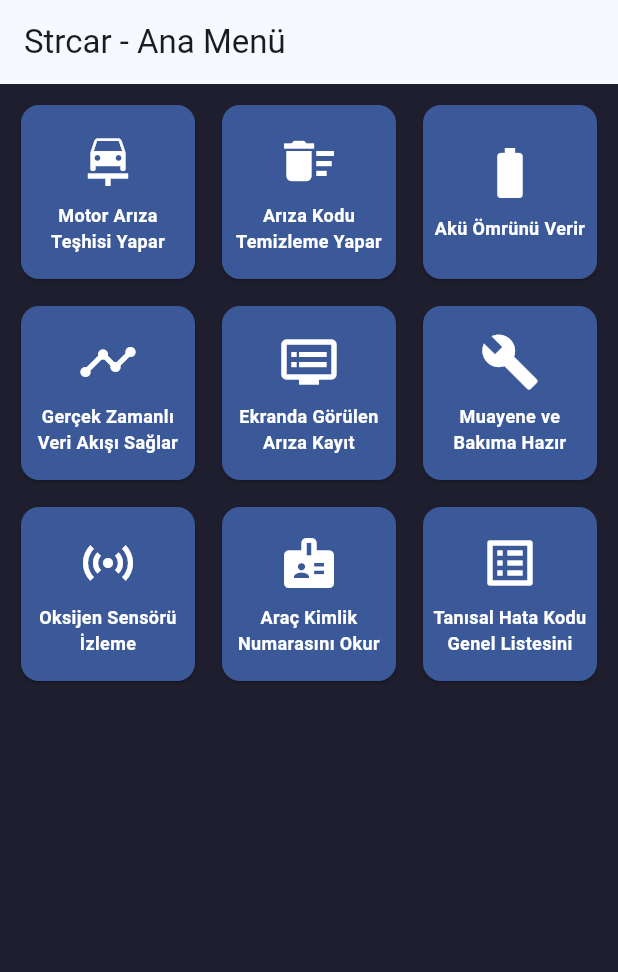
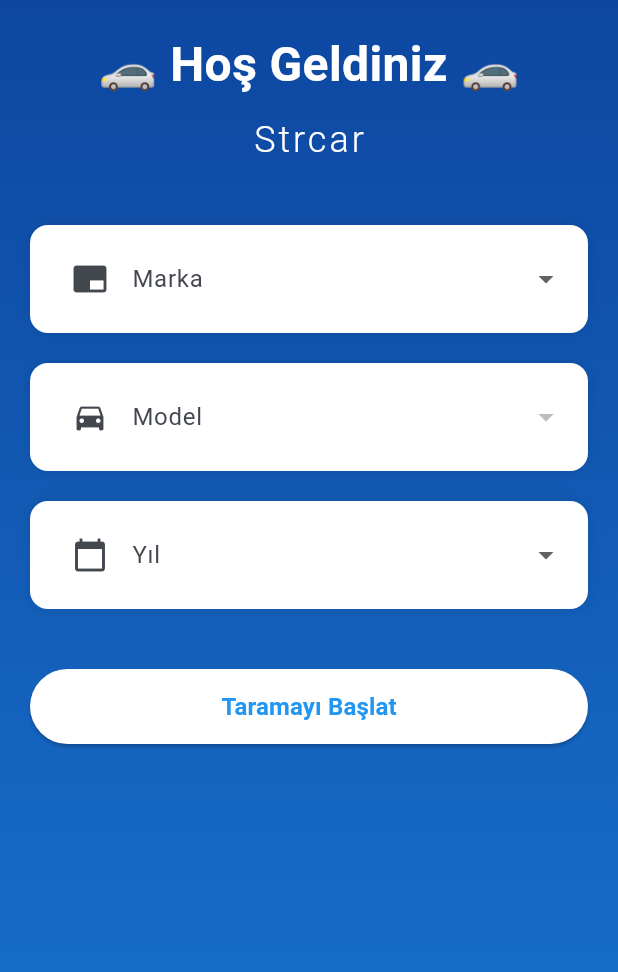
Before and after one commit to bersa2009/ara-ar-za-bulma-program-, a Flutter app: the screen it shows after launch, on a phone screen of 412 x 824 dp. Shown: the top 972 px of the screen. Run offline on Flutter 3.47's test engine with Material 3 defaults, Android fonts, the phone set to English and light mode, and no system bars; our stand-ins replace flutter_bluetooth_serial, flutter_riverpod, flutter_tts, permission_handler, printing, shared_preferences and 1 more; missing offline and left inert: flutter_reactive_ble; accounts and stored records are empty.

Commit message:
feat: Add entry screen for vehicle connection and scanning
Co-authored-by: nigzes.1989 <nigzes.1989@gmail.com>

```diff
--- a/lib/main.dart
+++ b/lib/main.dart
@@ -6,6 +6,7 @@ import 'ui/screens/settings.dart';
 import 'ui/theme.dart';
 import 'ui/screens/scan.dart';
 import 'ui/screens/placeholders.dart';
+import 'ui/screens/entry_screen.dart';
 
 void main() {
   runApp(const StrcarApp());
@@ -37,8 +38,9 @@ class _AppRoot extends ConsumerWidget {
         GlobalWidgetsLocalizations.delegate,
         GlobalCupertinoLocalizations.delegate,
       ],
-      initialRoute: '/home',
+      initialRoute: '/entry',
       routes: {
+        '/entry': (_) => const EntryScreen(),
         '/home': (_) => const menu.HomeScreen(),
         '/settings': (_) => const SettingsScreen(),
         '/scan': (_) => const ScanScreen(),
--- /dev/null
+++ b/lib/ui/screens/entry_screen.dart
@@ -0,0 +1,585 @@
+import 'dart:convert';
+import 'package:flutter/material.dart';
+import 'package:flutter_riverpod/flutter_riverpod.dart';
+import 'package:permission_handler/permission_handler.dart';
+import '../../core/connection_manager.dart';
+import '../../core/permissions.dart';
+
+class EntryScreen extends ConsumerStatefulWidget {
+  const EntryScreen({super.key});
+
+  @override
+  ConsumerState<EntryScreen> createState() => _EntryScreenState();
+}
+
+class _EntryScreenState extends ConsumerState<EntryScreen> {
+  bool _showConnectionDialog = true;
+  bool _showVehicleSelection = false;
+  bool _showScanning = false;
+  String? _selectedBrand;
+  String? _selectedModel;
+  String? _selectedYear;
+  int _scanningProgress = 0;
+  String? _connectionStatus;
+  List<DiscoveredDeviceInfo> _discoveredDevices = [];
+
+  // Vehicle data
+  List<String> _brands = [];
+  List<String> _models = [];
+  List<String> _years = [];
+
+  @override
+  void initState() {
+    super.initState();
+    _loadVehicleData();
+    _checkPermissions();
+  }
+
+  Future<void> _loadVehicleData() async {
+    try {
+      final brandsData = await DefaultAssetBundle.of(context)
+          .loadString('assets/brands_models.json');
+      final List<dynamic> brandsList = json.decode(brandsData);
+
+      setState(() {
+        _brands = brandsList.map((item) => item['brand'] as String).toList();
+        _years = List.generate(25, (index) => (2024 - index).toString());
+      });
+    } catch (e) {
+      print('Error loading vehicle data: $e');
+    }
+  }
+
+  Future<void> _checkPermissions() async {
+    final hasPermissions = await AppPermissions.ensureBleScan();
+    if (hasPermissions) {
+      setState(() {
+        _showConnectionDialog = false;
+        _showVehicleSelection = true;
+      });
+    }
+  }
+
+  void _showPermissionDialog() {
+    showDialog(
+      context: context,
+      builder: (BuildContext context) {
+        return AlertDialog(
+          title: const Row(
+            children: [
+              Icon(Icons.wifi, color: Colors.blue),
+              SizedBox(width: 10),
+              Text('Bağlantı Gerekli'),
+            ],
+          ),
+          content: const Text(
+            'Bluetooth ve Wi-Fi bağlantısı gerekli. Açmak ister misiniz?',
+            style: TextStyle(fontSize: 16),
+          ),
+          actions: [
+            ElevatedButton(
+              onPressed: () async {
+                Navigator.of(context).pop();
+                await Permission.bluetooth.request();
+                await Permission.bluetoothScan.request();
+                await Permission.bluetoothConnect.request();
+                await Permission.locationWhenInUse.request();
+                setState(() {
+                  _showConnectionDialog = false;
+                  _showVehicleSelection = true;
+                });
+              },
+              style: ElevatedButton.styleFrom(
+                backgroundColor: Colors.blue,
+                foregroundColor: Colors.white,
+              ),
+              child: const Text("Bluetooth'u Aç"),
+            ),
+            OutlinedButton(
+              onPressed: () async {
+                Navigator.of(context).pop();
+                await Permission.locationWhenInUse.request();
+                setState(() {
+                  _showConnectionDialog = false;
+                  _showVehicleSelection = true;
+                });
+              },
+              style: OutlinedButton.styleFrom(
+                side: const BorderSide(color: Colors.blue),
+                foregroundColor: Colors.blue,
+              ),
+              child: const Text("Wi-Fi'yi Aç"),
+            ),
+          ],
+        );
+      },
+    );
+  }
+
+  void _onBrandSelected(String? brand) {
+    setState(() {
+      _selectedBrand = brand;
+      _selectedModel = null;
+      _models = [];
+
+      if (brand != null) {
+        // Load models for selected brand
+        // For now, using a simple mapping, in real app you'd load from the JSON
+        final brandModelMap = {
+          'renault': ['Clio', 'Megane', 'Captur', 'Kadjar', 'Talisman'],
+          'fiat': ['Egea', '500', 'Panda', 'Tipo', 'Doblò'],
+          'volkswagen': ['Golf', 'Passat', 'Tiguan', 'Polo', 'Jetta'],
+        };
+
+        _models = brandModelMap[brand] ?? [];
+      }
+    });
+  }
+
+  Future<void> _startScanning() async {
+    if (_selectedBrand == null || _selectedModel == null || _selectedYear == null) {
+      ScaffoldMessenger.of(context).showSnackBar(
+        const SnackBar(content: Text('Lütfen araç bilgilerini seçin')),
+      );
+      return;
+    }
+
+    setState(() {
+      _showVehicleSelection = false;
+      _showScanning = true;
+      _scanningProgress = 0;
+      _connectionStatus = null;
+      _discoveredDevices = [];
+    });
+
+    final connectionManager = ref.read(connectionManagerProvider);
+
+    // Start BLE scanning
+    try {
+      await connectionManager.scanBle();
+
+      // Listen for discovered devices
+      ref.listen(discoveredDevicesProvider, (previous, next) {
+        setState(() {
+          _discoveredDevices = next;
+          _scanningProgress = next.isEmpty ? 30 : 60;
+        });
+      });
+
+      // Listen for connection state
+      ref.listen(connectionStateProvider, (previous, next) {
+        setState(() {
+          if (next.connectedDevice != null) {
+            _scanningProgress = 100;
+            _connectionStatus = 'Bağlantı Başarılı - $_selectedBrand $_selectedModel $_selectedYear';
+          } else if (next.error != null) {
+            _connectionStatus = 'Bağlantı Hatası: ${next.error}';
+          }
+        });
+      });
+
+      // Simulate progress
+      for (int i = 0; i <= 100; i += 10) {
+        await Future.delayed(const Duration(milliseconds: 200));
+        if (mounted) {
+          setState(() {
+            _scanningProgress = i;
+          });
+        }
+      }
+
+    } catch (e) {
+      setState(() {
+        _connectionStatus = 'Tarama hatası: $e';
+      });
+    }
+  }
+
+  void _continueToMainMenu() {
+    Navigator.of(context).pushReplacementNamed('/home');
+  }
+
+  @override
+  Widget build(BuildContext context) {
+    return Scaffold(
+      body: Container(
+        decoration: const BoxDecoration(
+          gradient: LinearGradient(
+            begin: Alignment.topCenter,
+            end: Alignment.bottomCenter,
+            colors: [
+              Color(0xFF0D47A1), // Dark blue
+              Color(0xFF1976D2), // Light blue
+            ],
+          ),
+        ),
+        child: SafeArea(
+          child: Padding(
+            padding: const EdgeInsets.all(20.0),
+            child: Column(
+              children: [
+                // Header Section
+                const Text(
+                  '🚗 Hoş Geldiniz 🚗',
+                  style: TextStyle(
+                    fontSize: 32,
+                    fontWeight: FontWeight.bold,
+                    color: Colors.white,
+                  ),
+                  textAlign: TextAlign.center,
+                ),
+                const SizedBox(height: 10),
+                const Text(
+                  'Strcar',
+                  style: TextStyle(
+                    fontSize: 24,
+                    fontWeight: FontWeight.w300,
+                    color: Colors.white,
+                    letterSpacing: 2.0,
+                  ),
+                ),
+                const SizedBox(height: 40),
+
+                // Connection Dialog
+                if (_showConnectionDialog) ...[
+                  Container(
+                    padding: const EdgeInsets.all(20),
+                    decoration: BoxDecoration(
+                      color: Colors.white,
+                      borderRadius: BorderRadius.circular(16),
+                      boxShadow: [
+                        BoxShadow(
+                          color: Colors.black.withOpacity(0.1),
+                          blurRadius: 10,
+                          spreadRadius: 2,
+                        ),
+                      ],
+                    ),
+                    child: Column(
+                      children: [
+                        const Row(
+                          mainAxisAlignment: MainAxisAlignment.center,
+                          children: [
+                            Icon(Icons.wifi, size: 30, color: Colors.blue),
+                            SizedBox(width: 10),
+                            Text(
+                              'Bağlantı Gerekli',
+                              style: TextStyle(
+                                fontSize: 20,
+                                fontWeight: FontWeight.bold,
+                              ),
+                            ),
+                          ],
+                        ),
+                        const SizedBox(height: 15),
+                        const Text(
+                          'Bluetooth ve Wi-Fi bağlantısı gerekli. Açmak ister misiniz?',
+                          textAlign: TextAlign.center,
+                          style: TextStyle(fontSize: 16),
+                        ),
+                        const SizedBox(height: 20),
+                        Row(
+                          children: [
+                            Expanded(
+                              child: ElevatedButton(
+                                onPressed: () async {
+                                  await Permission.bluetooth.request();
+                                  await Permission.bluetoothScan.request();
+                                  await Permission.bluetoothConnect.request();
+                                  await Permission.locationWhenInUse.request();
+                                  setState(() {
+                                    _showConnectionDialog = false;
+                                    _showVehicleSelection = true;
+                                  });
+                                },
+                                style: ElevatedButton.styleFrom(
+                                  backgroundColor: Colors.blue,
+                                  foregroundColor: Colors.white,
+                                  padding: const EdgeInsets.symmetric(vertical: 12),
+                                ),
+                                child: const Text("Bluetooth'u Aç"),
+                              ),
+                            ),
+                            const SizedBox(width: 10),
+                            Expanded(
+                              child: OutlinedButton(
+                                onPressed: () async {
+                                  await Permission.locationWhenInUse.request();
+                                  setState(() {
+                                    _showConnectionDialog = false;
+                                    _showVehicleSelection = true;
+                                  });
+                                },
+                                style: OutlinedButton.styleFrom(
+                                  side: const BorderSide(color: Colors.blue),
+                                  foregroundColor: Colors.blue,
+                                  padding: const EdgeInsets.symmetric(vertical: 12),
+                                ),
+                                child: const Text("Wi-Fi'yi Aç"),
+                              ),
+                            ),
+                          ],
+                        ),
+                      ],
+                    ),
+                  ),
+                ] else if (_showVehicleSelection) ...[
+                  // Vehicle Selection Section
+                  Expanded(
+                    child: Column(
+                      children: [
+                        // Brand Selection
+                        Container(
+                          padding: const EdgeInsets.symmetric(horizontal: 16, vertical: 8),
+                          decoration: BoxDecoration(
+                            color: Colors.white,
+                            borderRadius: BorderRadius.circular(12),
+                            boxShadow: [
+                              BoxShadow(
+                                color: Colors.black.withOpacity(0.1),
+                                blurRadius: 8,
+                              ),
+                            ],
+                          ),
+                          child: DropdownButtonFormField<String>(
+                            decoration: const InputDecoration(
+                              labelText: 'Marka',
+                              border: InputBorder.none,
+                              prefixIcon: Icon(Icons.branding_watermark),
+                            ),
+                            value: _selectedBrand,
+                            items: _brands.map((brand) {
+                              return DropdownMenuItem(
+                                value: brand,
+                                child: Text(_formatBrandName(brand)),
+                              );
+                            }).toList(),
+                            onChanged: _onBrandSelected,
+                            dropdownColor: Colors.white,
+                          ),
+                        ),
+                        const SizedBox(height: 20),
+
+                        // Model Selection
+                        Container(
+                          padding: const EdgeInsets.symmetric(horizontal: 16, vertical: 8),
+                          decoration: BoxDecoration(
+                            color: Colors.white,
+                            borderRadius: BorderRadius.circular(12),
+                            boxShadow: [
+                              BoxShadow(
+                                color: Colors.black.withOpacity(0.1),
+                                blurRadius: 8,
+                              ),
+                            ],
+                          ),
+                          child: DropdownButtonFormField<String>(
+                            decoration: const InputDecoration(
+                              labelText: 'Model',
+                              border: InputBorder.none,
+                              prefixIcon: Icon(Icons.directions_car),
+                            ),
+                            value: _selectedModel,
+                            items: _models.map((model) {
+                              return DropdownMenuItem(
+                                value: model,
+                                child: Text(model),
+                              );
+                            }).toList(),
+                            onChanged: (value) => setState(() => _selectedModel = value),
+                            dropdownColor: Colors.white,
+                          ),
+                        ),
+                        const SizedBox(height: 20),
+
+                        // Year Selection
+                        Container(
+                          padding: const EdgeInsets.symmetric(horizontal: 16, vertical: 8),
+                          decoration: BoxDecoration(
+                            color: Colors.white,
+                            borderRadius: BorderRadius.circular(12),
+                            boxShadow: [
+                              BoxShadow(
+                                color: Colors.black.withOpacity(0.1),
+                                blurRadius: 8,
+                              ),
+                            ],
+                          ),
+                          child: DropdownButtonFormField<String>(
+                            decoration: const InputDecoration(
+                              labelText: 'Yıl',
+                              border: InputBorder.none,
+                              prefixIcon: Icon(Icons.calendar_today),
+                            ),
+                            value: _selectedYear,
+                            items: _years.map((year) {
+                              return DropdownMenuItem(
+                                value: year,
+                                child: Text(year),
+                              );
+                            }).toList(),
+                            onChanged: (value) => setState(() => _selectedYear = value),
+                            dropdownColor: Colors.white,
+                          ),
+                        ),
+                        const SizedBox(height: 40),
+
+                        // Start Scanning Button
+                        SizedBox(
+                          width: double.infinity,
+                          height: 50,
+                          child: ElevatedButton(
+                            onPressed: _startScanning,
+                            style: ElevatedButton.styleFrom(
+                              backgroundColor: Colors.white,
+                              foregroundColor: Colors.blue,
+                              shape: RoundedRectangleBorder(
+                                borderRadius: BorderRadius.circular(25),
+                              ),
+                            ),
+                            child: const Text(
+                              'Taramayı Başlat',
+                              style: TextStyle(fontSize: 16, fontWeight: FontWeight.bold),
+                            ),
+                          ),
+                        ),
+                      ],
+                    ),
+                  ),
+                ] else if (_showScanning) ...[
+                  // Scanning Section
+                  Expanded(
+                    child: Column(
+                      mainAxisAlignment: MainAxisAlignment.center,
+                      children: [
+                        const Icon(
+                          Icons.search,
+                          size: 60,
+                          color: Colors.white,
+                        ),
+                        const SizedBox(height: 20),
+                        Text(
+                          'Tarama... $_scanningProgress%',
+                          style: const TextStyle(
+                            fontSize: 20,
+                            color: Colors.white,
+                            fontWeight: FontWeight.bold,
+                          ),
+                        ),
+                        const SizedBox(height: 20),
+                        LinearProgressIndicator(
+                          value: _scanningProgress / 100,
+                          backgroundColor: Colors.white.withOpacity(0.3),
+                          valueColor: const AlwaysStoppedAnimation<Color>(Colors.white),
+                        ),
+                        const SizedBox(height: 20),
+                        if (_discoveredDevices.isNotEmpty)
+                          Container(
+                            padding: const EdgeInsets.all(16),
+                            decoration: BoxDecoration(
+                              color: Colors.white.withOpacity(0.9),
+                              borderRadius: BorderRadius.circular(12),
+                            ),
+                            child: Column(
+                              crossAxisAlignment: CrossAxisAlignment.start,
+                              children: [
+                                const Text(
+                                  'Bulunan Cihazlar:',
+                                  style: TextStyle(
+                                    fontWeight: FontWeight.bold,
+                                    fontSize: 16,
+                                  ),
+                                ),
+                                const SizedBox(height: 10),
+                                ..._discoveredDevices.take(3).map((device) => ListTile(
+                                  title: Text(device.name),
+                                  subtitle: Text('${device.type} - ${device.id}'),
+                                  leading: const Icon(Icons.bluetooth),
+                                )),
+                              ],
+                            ),
+                          ),
+                        const SizedBox(height: 20),
+                        if (_connectionStatus != null)
+                          Container(
+                            padding: const EdgeInsets.all(16),
+                            decoration: BoxDecoration(
+                              color: _connectionStatus!.contains('Başarılı')
+                                  ? Colors.green.withOpacity(0.9)
+                                  : Colors.red.withOpacity(0.9),
+                              borderRadius: BorderRadius.circular(12),
+                            ),
+                            child: Row(
+                              mainAxisAlignment: MainAxisAlignment.center,
+                              children: [
+                                Icon(
+                                  _connectionStatus!.contains('Başarılı')
+                                      ? Icons.check_circle
+                                      : Icons.error,
+                                  color: Colors.white,
+                                ),
+                                const SizedBox(width: 10),
+                                Text(
+                                  _connectionStatus!,
+                                  style: const TextStyle(
+                                    color: Colors.white,
+                                    fontWeight: FontWeight.bold,
+                                  ),
+                                ),
+                              ],
+                            ),
+                          ),
+                      ],
+                    ),
+                  ),
+                ],
+
+                // Continue Button (shown when scanning is complete)
+                if (_connectionStatus?.contains('Başarılı') == true)
+                  Container(
+                    width: double.infinity,
+                    height: 50,
+                    margin: const EdgeInsets.only(top: 20),
+                    child: ElevatedButton(
+                      onPressed: _continueToMainMenu,
+                      style: ElevatedButton.styleFrom(
+                        backgroundColor: Colors.white,
+                        foregroundColor: Colors.blue,
+                        shape: RoundedRectangleBorder(
+                          borderRadius: BorderRadius.circular(25),
+                        ),
+                      ),
+                      child: const Text(
+                        'Devam Et',
+                        style: TextStyle(fontSize: 18, fontWeight: FontWeight.bold),
+                      ),
+                    ),
+                  ),
+              ],
+            ),
+          ),
+        ),
+      ),
+    );
+  }
+
+  String _formatBrandName(String brand) {
+    // Convert brand names to proper case
+    switch (brand) {
+      case 'alfa-romeo':
+        return 'Alfa Romeo';
+      case 'aston-martin':
+        return 'Aston Martin';
+      case 'land-rover':
+        return 'Land Rover';
+      case 'mercedes-benz':
+        return 'Mercedes-Benz';
+      case 'rolls-royce':
+        return 'Rolls-Royce';
+      case 'ds-automobiles':
+        return 'DS Automobiles';
+      default:
+        return brand[0].toUpperCase() + brand.substring(1);
+    }
+  }
+}
```
